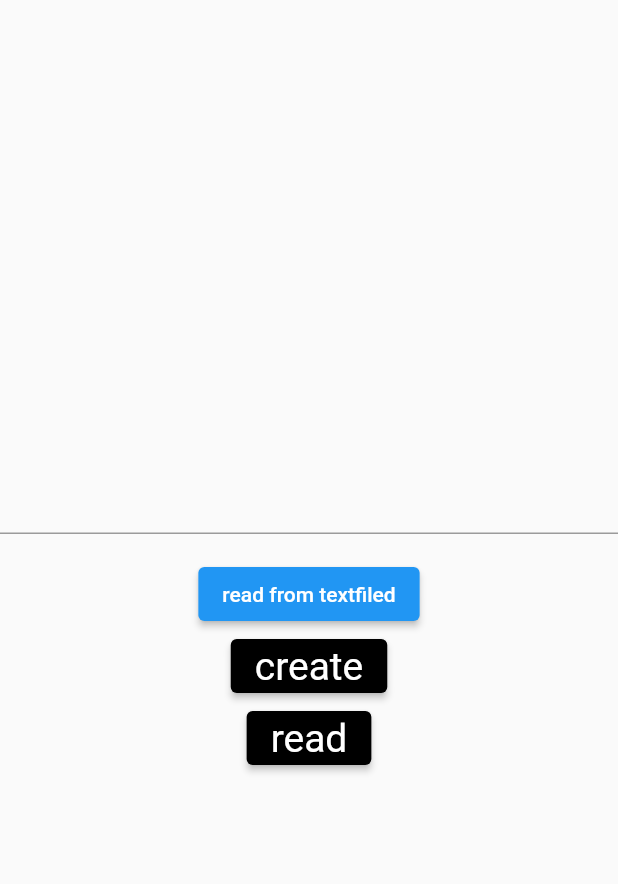
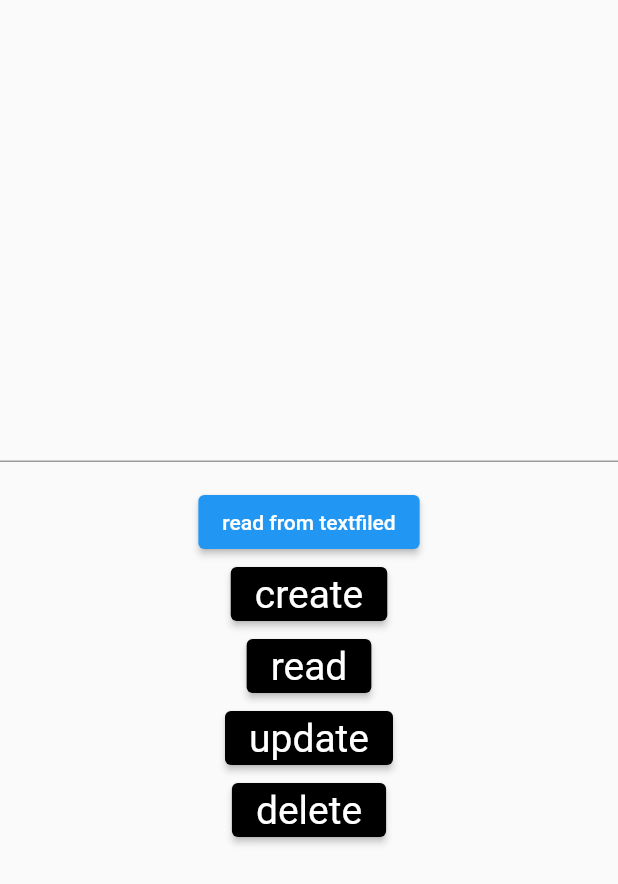
Before and after one commit to amirahmadadibi/note_app, a Flutter app: the screen it shows after launch, on a phone screen of 412 x 824 dp. Shown: the top 884 px of the screen. Run offline on Flutter 3.47's test engine with Material 2 defaults, Android fonts, the phone set to English and light mode, and no system bars; our stand-ins replace hive_flutter; accounts and stored records are empty.

Commit message:
week13 E04 create and update

```diff
--- a/lib/home_screen.dart
+++ b/lib/home_screen.dart
@@ -49,6 +49,22 @@ class _HomeScreenState extends State<HomeScreen> {
                 print(text);
               },
               child: Text('read'),
+            ),
+            ElevatedButton(
+              style: ElevatedButton.styleFrom(
+                  primary: Colors.black, textStyle: TextStyle(fontSize: 26)),
+              onPressed: () {
+                box.put(1, 'Ariana');
+              },
+              child: Text('update'),
+            ),
+            ElevatedButton(
+              style: ElevatedButton.styleFrom(
+                  primary: Colors.black, textStyle: TextStyle(fontSize: 26)),
+              onPressed: () {
+                box.delete(1);
+              },
+              child: Text('delete'),
             )
           ],
         ),
```
